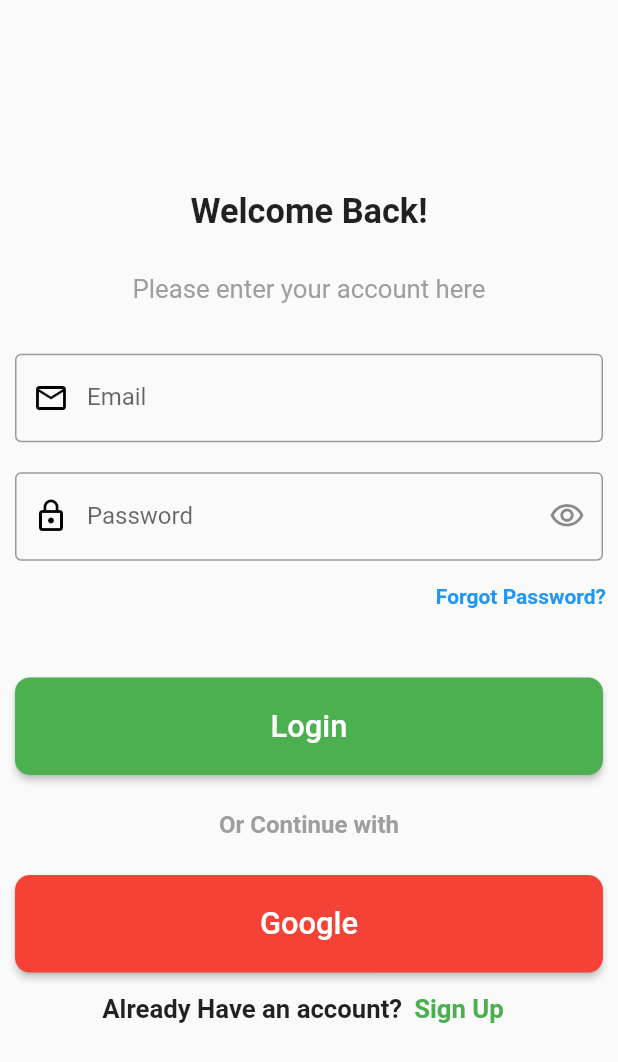
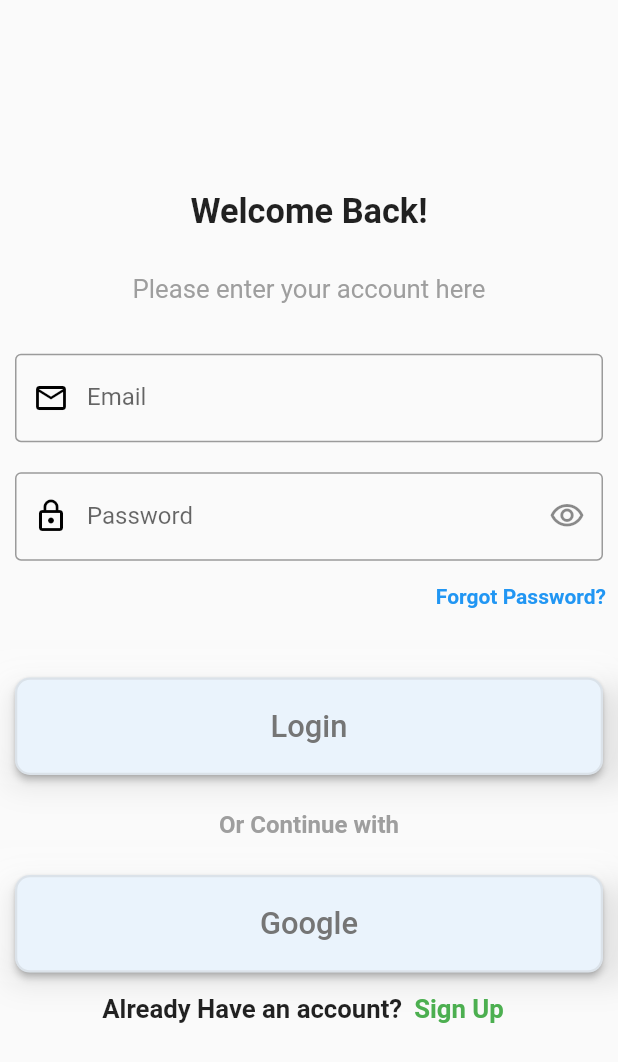
Before and after one commit to ghoshnilotpal8/E_Com, a Flutter app: the LogIn screen opened directly, on a phone screen of 412 x 824 dp. Shown: the top 1062 px of the screen. Run offline on Flutter 3.47's test engine with Material 2 defaults, Android fonts, the phone set to English and light mode, and no system bars; our stand-ins replace flutter_screenutil, flutter_svg, google_fonts; missing offline and left inert: vrouter; network calls fail.

Commit message:
Auth screen to Neuromorphic design

```diff
--- a/lib/screens/dashboard.dart
+++ b/lib/screens/dashboard.dart
@@ -121,7 +121,7 @@ class _DashBoardState extends State<DashBoard> {
                         child: Text(
                           'See More',
                           style: GoogleFonts.alfaSlabOne(
-                              fontSize: 10.sp, color: Colors.green),
+                              fontSize: 10.sp, color: Colors.grey.shade600),
                         ),
                       ),
                     ),
@@ -185,7 +185,7 @@ class _DashBoardState extends State<DashBoard> {
                         child: Text(
                           'See More',
                           style: GoogleFonts.alfaSlabOne(
-                              fontSize: 10.sp, color: Colors.green),
+                              fontSize: 10.sp, color: Colors.grey.shade600),
                         ),
                       ),
                     ),
--- a/lib/screens/logScreen.dart
+++ b/lib/screens/logScreen.dart
@@ -1,3 +1,4 @@
+import 'package:e_com/constants/constants.dart';
 import 'package:flutter/material.dart';
 import 'package:flutter_screenutil/flutter_screenutil.dart';
 import 'package:vrouter/src/core/extended_context.dart';
@@ -123,20 +124,41 @@ class _LogInState extends State<LogIn> {
                       Container(
                         height: 65,
                         width: double.infinity,
+                        decoration: BoxDecoration(
+                          boxShadow: [
+                            BoxShadow(
+                              color: Colors.white,
+                              offset: Offset(-6.0, -6.0),
+                              blurRadius: 16.0,
+                            ),
+                            BoxShadow(
+                              color: Colors.black.withOpacity(0.1),
+                              offset: Offset(6.0, 6.0),
+                              blurRadius: 16.0,
+                            ),
+                          ],
+                        ),
                         padding: const EdgeInsets.fromLTRB(10, 0, 10, 0),
                         child: ElevatedButton(
                           style: ButtonStyle(
+                            side: MaterialStateProperty.all<BorderSide>(
+                              BorderSide(
+                                color: Colors.grey.withOpacity(0.2),
+                                width: 1.5,
+                              ),
+                            ),
                             shape: MaterialStateProperty.all<OutlinedBorder>(
                               RoundedRectangleBorder(
                                 borderRadius: BorderRadius.circular(10),
                               ),
                             ),
-                            backgroundColor:
-                                MaterialStateProperty.all<Color>(Colors.green),
+                            backgroundColor: MaterialStateProperty.all<Color>(
+                                kBackgroundColor),
                           ),
                           child: Text(
                             'Login',
-                            style: TextStyle(fontSize: 18.sp),
+                            style: TextStyle(
+                                fontSize: 18.sp, color: Colors.grey.shade600),
                           ),
                           onPressed: () {
                             if (_formKey1.currentState!.validate()) {
@@ -159,20 +181,41 @@ class _LogInState extends State<LogIn> {
                       Container(
                         height: 65,
                         width: double.infinity,
+                        decoration: BoxDecoration(
+                          boxShadow: [
+                            BoxShadow(
+                              color: Colors.white,
+                              offset: Offset(-6.0, -6.0),
+                              blurRadius: 16.0,
+                            ),
+                            BoxShadow(
+                              color: Colors.black.withOpacity(0.1),
+                              offset: Offset(6.0, 6.0),
+                              blurRadius: 16.0,
+                            ),
+                          ],
+                        ),
                         padding: const EdgeInsets.fromLTRB(10, 0, 10, 0),
                         child: ElevatedButton(
                           style: ButtonStyle(
+                            side: MaterialStateProperty.all<BorderSide>(
+                              BorderSide(
+                                color: Colors.grey.withOpacity(0.2),
+                                width: 1.5,
+                              ),
+                            ),
                             shape: MaterialStateProperty.all<OutlinedBorder>(
                               RoundedRectangleBorder(
                                 borderRadius: BorderRadius.circular(10),
                               ),
                             ),
-                            backgroundColor:
-                                MaterialStateProperty.all<Color>(Colors.red),
+                            backgroundColor: MaterialStateProperty.all<Color>(
+                                kBackgroundColor),
                           ),
                           child: Text(
                             'Google',
-                            style: TextStyle(fontSize: 18.sp),
+                            style: TextStyle(
+                                fontSize: 18.sp, color: Colors.grey.shade600),
                           ),
                           onPressed: () {},
                         ),
```
Also changed, not shown: lib/screens/supScreen.dart (+51 -8 lines).
